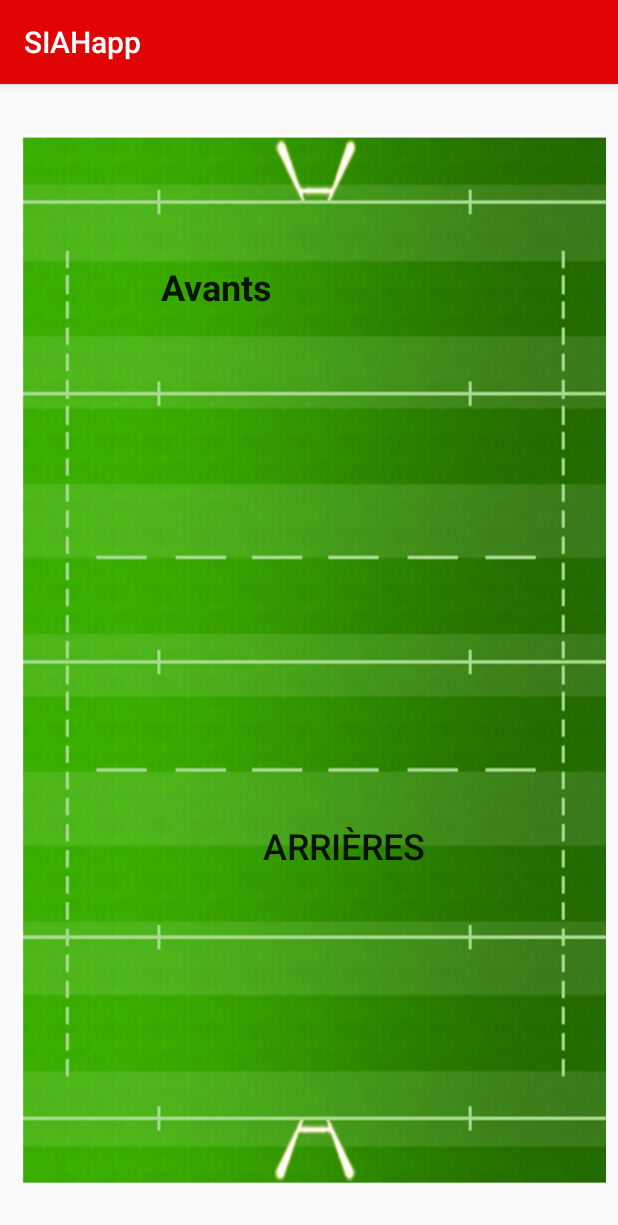
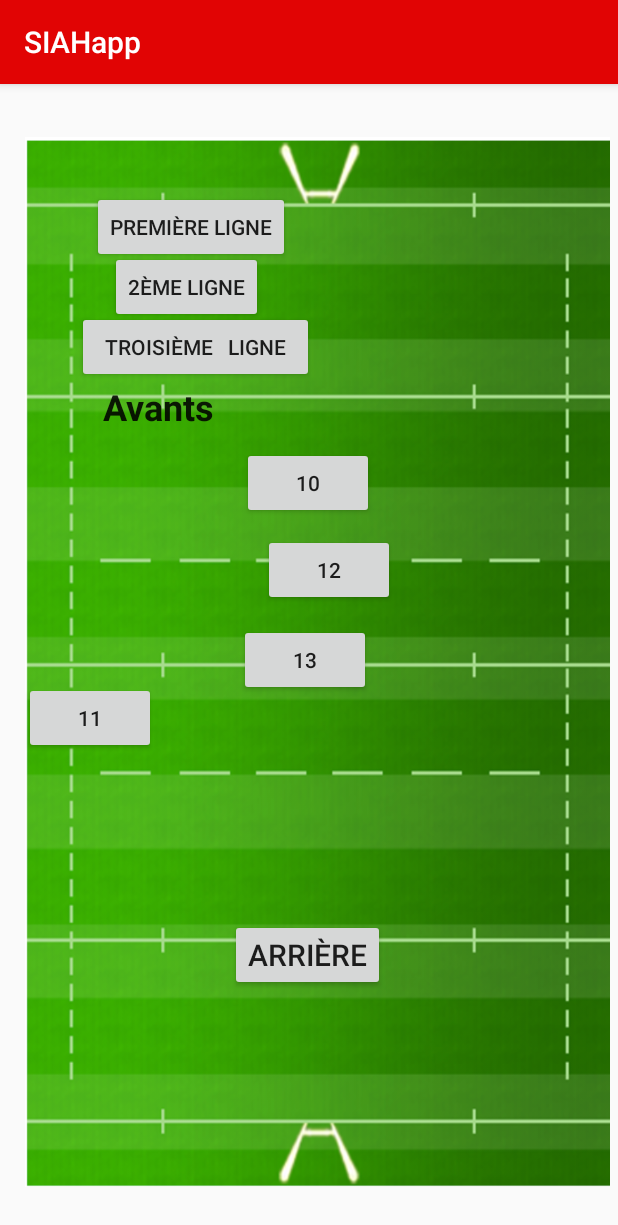
Before and after one commit to ETS-Android3/ApplicationSIAH_projetANDROID, an Android app: the menu_rugby screen opened directly, with no data from a screen before it, on a phone screen of 412 x 824 dp. Shown: the top 1225 px of the screen. Run offline under Robolectric (Android 15) with nearby library versions, the phone set to English and light mode, and no system bars.

Commit message:
changement bouton joueur rugby

```diff
--- a/app/src/main/java/com/example/applicationsiah/menu_rugby.java
+++ b/app/src/main/java/com/example/applicationsiah/menu_rugby.java
@@ -26,7 +26,7 @@ public class menu_rugby extends AppCompatActivity {
 
     private void visualiser_interface_conseil_sportif() {
         Intent intent = new Intent(this,interface_conseil_sportif.class);
-        startActivity(intent);
+        startActivity(intent); //test
     }
 
 }
--- a/app/src/main/res/layout/activity_menu_rugby.xml
+++ b/app/src/main/res/layout/activity_menu_rugby.xml
@@ -16,10 +16,10 @@
         android:scaleType="fitXY"
         app:layout_constraintBottom_toBottomOf="parent"
         app:layout_constraintEnd_toEndOf="parent"
-        app:layout_constraintHorizontal_bias="0.436"
+        app:layout_constraintHorizontal_bias="0.615"
         app:layout_constraintStart_toStartOf="parent"
         app:layout_constraintTop_toTopOf="parent"
-        app:layout_constraintVertical_bias="0.492"
+        app:layout_constraintVertical_bias="0.516"
         app:srcCompat="@drawable/capture_d_cran_2022_02_28___22_40_49" />
 
     <Button
@@ -34,22 +34,103 @@
         android:textStyle="bold"
         app:layout_constraintBottom_toBottomOf="parent"
         app:layout_constraintEnd_toEndOf="parent"
-        app:layout_constraintHorizontal_bias="0.277"
+        app:layout_constraintHorizontal_bias="0.146"
         app:layout_constraintStart_toStartOf="@+id/imageTerrain"
         app:layout_constraintTop_toTopOf="parent"
-        app:layout_constraintVertical_bias="0.155" />
+        app:layout_constraintVertical_bias="0.266" />
 
     <Button
         android:id="@+id/button_arrieres"
         android:layout_width="wrap_content"
         android:layout_height="wrap_content"
-        android:background="#00FFFFFF"
-        android:text="Arrières"
-        android:textSize="24sp"
+        android:text="Arrière"
+        android:textSize="20sp"
         app:layout_constraintBottom_toBottomOf="parent"
         app:layout_constraintEnd_toEndOf="@+id/imageTerrain"
-        app:layout_constraintHorizontal_bias="0.592"
+        app:layout_constraintHorizontal_bias="0.506"
         app:layout_constraintStart_toStartOf="parent"
         app:layout_constraintTop_toTopOf="parent"
-        app:layout_constraintVertical_bias="0.672" />
+        app:layout_constraintVertical_bias="0.773" />
+
+    <Button
+        android:id="@+id/button_1ligne"
+        android:layout_width="wrap_content"
+        android:layout_height="wrap_content"
+        android:text="première ligne"
+        app:layout_constraintBottom_toBottomOf="parent"
+        app:layout_constraintEnd_toEndOf="parent"
+        app:layout_constraintHorizontal_bias="0.219"
+        app:layout_constraintStart_toStartOf="parent"
+        app:layout_constraintTop_toTopOf="parent"
+        app:layout_constraintVertical_bias="0.099" />
+
+    <Button
+        android:id="@+id/button_2ligne"
+        android:layout_width="wrap_content"
+        android:layout_height="wrap_content"
+        android:text="2ème ligne"
+        app:layout_constraintBottom_toBottomOf="parent"
+        app:layout_constraintEnd_toEndOf="parent"
+        app:layout_constraintHorizontal_bias="0.236"
+        app:layout_constraintStart_toStartOf="parent"
+        app:layout_constraintTop_toTopOf="parent"
+        app:layout_constraintVertical_bias="0.155" />
+
+    <Button
+        android:id="@+id/button_3ligne"
+        android:layout_width="wrap_content"
+        android:layout_height="wrap_content"
+        android:text="  troisième   ligne  "
+        app:layout_constraintBottom_toBottomOf="parent"
+        app:layout_constraintEnd_toEndOf="parent"
+        app:layout_constraintHorizontal_bias="0.201"
+        app:layout_constraintStart_toStartOf="parent"
+        app:layout_constraintTop_toTopOf="parent"
+        app:layout_constraintVertical_bias="0.21" />
+
+    <Button
+        android:id="@+id/button_10"
+        android:layout_width="wrap_content"
+        android:layout_height="wrap_content"
+        android:text="10"
+        app:layout_constraintBottom_toBottomOf="parent"
+        app:layout_constraintEnd_toEndOf="parent"
+        app:layout_constraintHorizontal_bias="0.498"
+        app:layout_constraintStart_toStartOf="parent"
+        app:layout_constraintTop_toTopOf="parent"
+        app:layout_constraintVertical_bias="0.336" />
+
+    <Button
+        android:id="@+id/button_12"
+        android:layout_width="wrap_content"
+        android:layout_height="wrap_content"
+        android:text="12"
+        app:layout_constraintBottom_toBottomOf="parent"
+        app:layout_constraintEnd_toEndOf="parent"
+        app:layout_constraintHorizontal_bias="0.541"
+        app:layout_constraintStart_toStartOf="parent"
+        app:layout_constraintTop_toTopOf="parent"
+        app:layout_constraintVertical_bias="0.417" />
+
+    <Button
+        android:id="@+id/button_13"
+        android:layout_width="wrap_content"
+        android:layout_height="wrap_content"
+        android:text="13"
+        app:layout_constraintBottom_toBottomOf="parent"
+        app:layout_constraintEnd_toEndOf="@+id/imageTerrain"
+        app:layout_constraintStart_toStartOf="parent"
+        app:layout_constraintTop_toTopOf="parent" />
+
+    <Button
+        android:id="@+id/button_11"
+        android:layout_width="wrap_content"
+        android:layout_height="wrap_content"
+        android:text="11"
+        app:layout_constraintBottom_toBottomOf="parent"
+        app:layout_constraintEnd_toEndOf="parent"
+        app:layout_constraintHorizontal_bias="0.049"
+        app:layout_constraintStart_toStartOf="parent"
+        app:layout_constraintTop_toTopOf="parent"
+        app:layout_constraintVertical_bias="0.554" />
 </android.support.constraint.ConstraintLayout>
```
